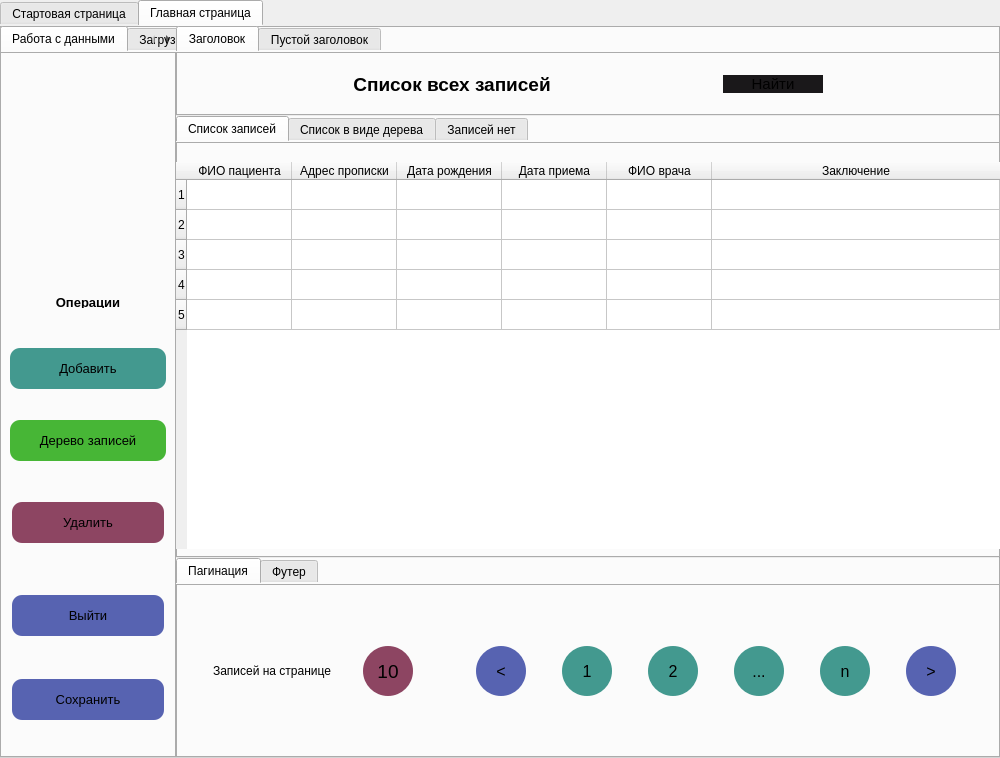
Old version of the form lab_2/ui/main_window.ui in the repository Artemdjdj/PPOIS_4.
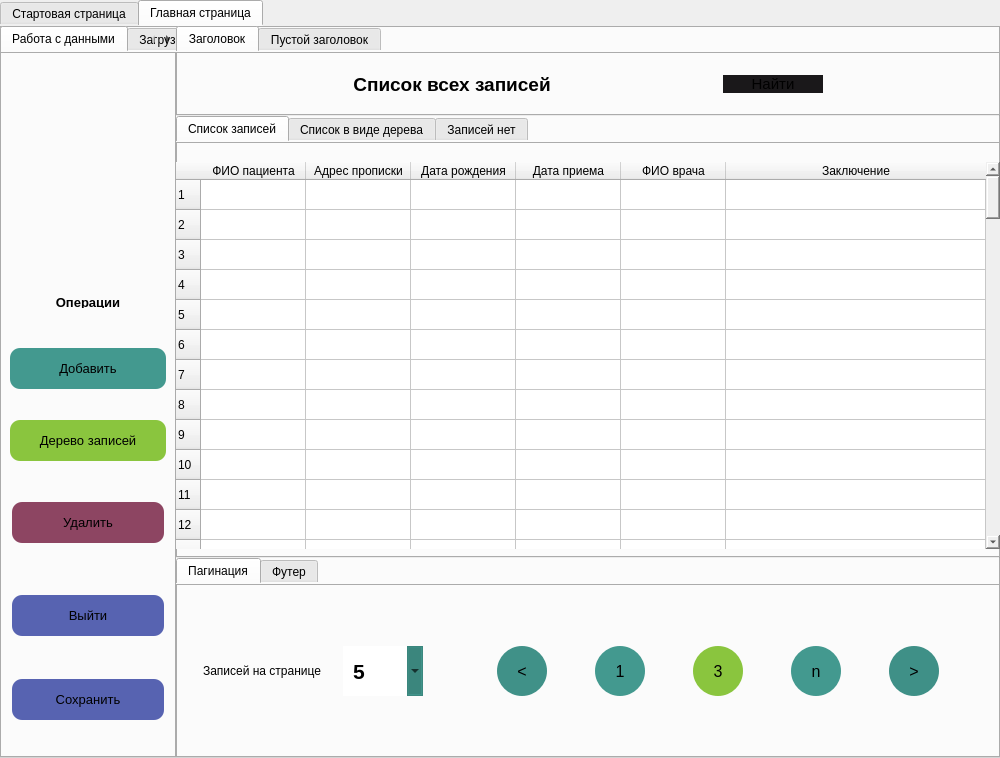
New version of the form. Icons and pictures are not drawn.

Commit message: [feat] work pagination

Patch:
```diff
--- a/lab_2/ui/main_window.ui
+++ b/lab_2/ui/main_window.ui
@@ -742,7 +742,7 @@
                                 </property>
                                 <property name="styleSheet">
                                  <string notr="true">padding:13px;
-background-color:rgb(71, 182, 54);
+background-color:rgb(138, 197, 62);
 border-radius:10px;</string>
                                 </property>
                                 <property name="text">
@@ -1457,6 +1457,9 @@
                               <string notr="true">border:none;
 background:none;</string>
                              </property>
+                             <property name="rowCount">
+                              <number>100</number>
+                             </property>
                              <attribute name="horizontalHeaderVisible">
                               <bool>true</bool>
                              </attribute>
@@ -1495,6 +1498,101 @@
                              <row/>
                              <row/>
                              <row/>
+                             <row/>
+                             <row/>
+                             <row/>
+                             <row/>
+                             <row/>
+                             <row/>
+                             <row/>
+                             <row/>
+                             <row/>
+                             <row/>
+                             <row/>
+                             <row/>
+                             <row/>
+                             <row/>
+                             <row/>
+                             <row/>
+                             <row/>
+                             <row/>
+                             <row/>
+                             <row/>
+                             <row/>
+                             <row/>
+                             <row/>
+                             <row/>
+                             <row/>
+                             <row/>
+                             <row/>
+                             <row/>
+                             <row/>
+                             <row/>
+                             <row/>
+                             <row/>
+                             <row/>
+                             <row/>
+                             <row/>
+                             <row/>
+                             <row/>
+                             <row/>
+                             <row/>
+                             <row/>
+                             <row/>
+                             <row/>
+                             <row/>
+                             <row/>
+                             <row/>
+                             <row/>
+                             <row/>
+                             <row/>
+                             <row/>
+                             <row/>
+                             <row/>
+                             <row/>
+                             <row/>
+                             <row/>
+                             <row/>
+                             <row/>
+                             <row/>
+                             <row/>
+                             <row/>
+                             <row/>
+                             <row/>
+                             <row/>
+                             <row/>
+                             <row/>
+                             <row/>
+                             <row/>
+                             <row/>
+                             <row/>
+                             <row/>
+                             <row/>
+                             <row/>
+                             <row/>
+                             <row/>
+                             <row/>
+                             <row/>
+                             <row/>
+                             <row/>
+                             <row/>
+                             <row/>
+                             <row/>
+                             <row/>
+                             <row/>
+                             <row/>
+                             <row/>
+                             <row/>
+                             <row/>
+                             <row/>
+                             <row/>
+                             <row/>
+                             <row/>
+                             <row/>
+                             <row/>
+                             <row/>
+                             <row/>
+                             <row/>
                              <column>
                               <property name="text">
                                <string>ФИО пациента</string>
@@ -1794,28 +1892,363 @@
                                </widget>
                               </item>
                               <item>
-                               <widget class="QPushButton" name="pushButton_28">
+                               <widget class="QComboBox" name="comboBox_pagination">
+                                <property name="minimumSize">
+                                 <size>
+                                  <width>80</width>
+                                  <height>50</height>
+                                 </size>
+                                </property>
                                 <property name="maximumSize">
                                  <size>
-                                  <width>50</width>
+                                  <width>80</width>
                                   <height>50</height>
                                  </size>
                                 </property>
+                                <property name="palette">
+                                 <palette>
+                                  <active>
+                                   <colorrole role="Button">
+                                    <brush brushstyle="SolidPattern">
+                                     <color alpha="255">
+                                      <red>59</red>
+                                      <green>134</green>
+                                      <blue>125</blue>
+                                     </color>
+                                    </brush>
+                                   </colorrole>
+                                   <colorrole role="Light">
+                                    <brush brushstyle="SolidPattern">
+                                     <color alpha="255">
+                                      <red>61</red>
+                                      <green>139</green>
+                                      <blue>130</blue>
+                                     </color>
+                                    </brush>
+                                   </colorrole>
+                                   <colorrole role="Midlight">
+                                    <brush brushstyle="SolidPattern">
+                                     <color alpha="255">
+                                      <red>63</red>
+                                      <green>145</green>
+                                      <blue>135</blue>
+                                     </color>
+                                    </brush>
+                                   </colorrole>
+                                   <colorrole role="Dark">
+                                    <brush brushstyle="SolidPattern">
+                                     <color alpha="255">
+                                      <red>65</red>
+                                      <green>148</green>
+                                      <blue>139</blue>
+                                     </color>
+                                    </brush>
+                                   </colorrole>
+                                   <colorrole role="Mid">
+                                    <brush brushstyle="SolidPattern">
+                                     <color alpha="255">
+                                      <red>56</red>
+                                      <green>128</green>
+                                      <blue>120</blue>
+                                     </color>
+                                    </brush>
+                                   </colorrole>
+                                   <colorrole role="Base">
+                                    <brush brushstyle="SolidPattern">
+                                     <color alpha="255">
+                                      <red>58</red>
+                                      <green>132</green>
+                                      <blue>124</blue>
+                                     </color>
+                                    </brush>
+                                   </colorrole>
+                                   <colorrole role="Window">
+                                    <brush brushstyle="SolidPattern">
+                                     <color alpha="255">
+                                      <red>58</red>
+                                      <green>132</green>
+                                      <blue>124</blue>
+                                     </color>
+                                    </brush>
+                                   </colorrole>
+                                   <colorrole role="Shadow">
+                                    <brush brushstyle="SolidPattern">
+                                     <color alpha="255">
+                                      <red>60</red>
+                                      <green>136</green>
+                                      <blue>127</blue>
+                                     </color>
+                                    </brush>
+                                   </colorrole>
+                                   <colorrole role="AlternateBase">
+                                    <brush brushstyle="SolidPattern">
+                                     <color alpha="255">
+                                      <red>56</red>
+                                      <green>126</green>
+                                      <blue>118</blue>
+                                     </color>
+                                    </brush>
+                                   </colorrole>
+                                   <colorrole role="ToolTipBase">
+                                    <brush brushstyle="SolidPattern">
+                                     <color alpha="255">
+                                      <red>61</red>
+                                      <green>138</green>
+                                      <blue>129</blue>
+                                     </color>
+                                    </brush>
+                                   </colorrole>
+                                  </active>
+                                  <inactive>
+                                   <colorrole role="Button">
+                                    <brush brushstyle="SolidPattern">
+                                     <color alpha="255">
+                                      <red>59</red>
+                                      <green>134</green>
+                                      <blue>125</blue>
+                                     </color>
+                                    </brush>
+                                   </colorrole>
+                                   <colorrole role="Light">
+                                    <brush brushstyle="SolidPattern">
+                                     <color alpha="255">
+                                      <red>61</red>
+                                      <green>139</green>
+                                      <blue>130</blue>
+                                     </color>
+                                    </brush>
+                                   </colorrole>
+                                   <colorrole role="Midlight">
+                                    <brush brushstyle="SolidPattern">
+                                     <color alpha="255">
+                                      <red>63</red>
+                                      <green>145</green>
+                                      <blue>135</blue>
+                                     </color>
+                                    </brush>
+                                   </colorrole>
+                                   <colorrole role="Dark">
+                                    <brush brushstyle="SolidPattern">
+                                     <color alpha="255">
+                                      <red>65</red>
+                                      <green>148</green>
+                                      <blue>139</blue>
+                                     </color>
+                                    </brush>
+                                   </colorrole>
+                                   <colorrole role="Mid">
+                                    <brush brushstyle="SolidPattern">
+                                     <color alpha="255">
+                                      <red>56</red>
+                                      <green>128</green>
+                                      <blue>120</blue>
+                                     </color>
+                                    </brush>
+                                   </colorrole>
+                                   <colorrole role="Base">
+                                    <brush brushstyle="SolidPattern">
+                                     <color alpha="255">
+                                      <red>58</red>
+                                      <green>132</green>
+                                      <blue>124</blue>
+                                     </color>
+                                    </brush>
+                                   </colorrole>
+                                   <colorrole role="Window">
+                                    <brush brushstyle="SolidPattern">
+                                     <color alpha="255">
+                                      <red>58</red>
+                                      <green>132</green>
+                                      <blue>124</blue>
+                                     </color>
+                                    </brush>
+                                   </colorrole>
+                                   <colorrole role="Shadow">
+                                    <brush brushstyle="SolidPattern">
+                                     <color alpha="255">
+                                      <red>60</red>
+                                      <green>136</green>
+                                      <blue>127</blue>
+                                     </color>
+                                    </brush>
+                                   </colorrole>
+                                   <colorrole role="AlternateBase">
+                                    <brush brushstyle="SolidPattern">
+                                     <color alpha="255">
+                                      <red>56</red>
+                                      <green>126</green>
+                                      <blue>118</blue>
+                                     </color>
+                                    </brush>
+                                   </colorrole>
+                                   <colorrole role="ToolTipBase">
+                                    <brush brushstyle="SolidPattern">
+                                     <color alpha="255">
+                                      <red>61</red>
+                                      <green>138</green>
+                                      <blue>129</blue>
+                                     </color>
+                                    </brush>
+                                   </colorrole>
+                                  </inactive>
+                                  <disabled>
+                                   <colorrole role="WindowText">
+                                    <brush brushstyle="SolidPattern">
+                                     <color alpha="255">
+                                      <red>65</red>
+                                      <green>148</green>
+                                      <blue>139</blue>
+                                     </color>
+                                    </brush>
+                                   </colorrole>
+                                   <colorrole role="Button">
+                                    <brush brushstyle="SolidPattern">
+                                     <color alpha="255">
+                                      <red>59</red>
+                                      <green>134</green>
+                                      <blue>125</blue>
+                                     </color>
+                                    </brush>
+                                   </colorrole>
+                                   <colorrole role="Light">
+                                    <brush brushstyle="SolidPattern">
+                                     <color alpha="255">
+                                      <red>61</red>
+                                      <green>139</green>
+                                      <blue>130</blue>
+                                     </color>
+                                    </brush>
+                                   </colorrole>
+                                   <colorrole role="Midlight">
+                                    <brush brushstyle="SolidPattern">
+                                     <color alpha="255">
+                                      <red>63</red>
+                                      <green>145</green>
+                                      <blue>135</blue>
+                                     </color>
+                                    </brush>
+                                   </colorrole>
+                                   <colorrole role="Dark">
+                                    <brush brushstyle="SolidPattern">
+                                     <color alpha="255">
+                                      <red>65</red>
+                                      <green>148</green>
+                                      <blue>139</blue>
+                                     </color>
+                                    </brush>
+                                   </colorrole>
+                                   <colorrole role="Mid">
+                                    <brush brushstyle="SolidPattern">
+                                     <color alpha="255">
+                                      <red>56</red>
+                                      <green>128</green>
+                                      <blue>120</blue>
+                                     </color>
+                                    </brush>
+                                   </colorrole>
+                                   <colorrole role="Text">
+                                    <brush brushstyle="SolidPattern">
+                                     <color alpha="255">
+                                      <red>65</red>
+                                      <green>148</green>
+                                      <blue>139</blue>
+                                     </color>
+                                    </brush>
+                                   </colorrole>
+                                   <colorrole role="ButtonText">
+                                    <brush brushstyle="SolidPattern">
+                                     <color alpha="255">
+                                      <red>65</red>
+                                      <green>148</green>
+                                      <blue>139</blue>
+                                     </color>
+                                    </brush>
+                                   </colorrole>
+                                   <colorrole role="Base">
+                                    <brush brushstyle="SolidPattern">
+                                     <color alpha="255">
+                                      <red>58</red>
+                                      <green>132</green>
+                                      <blue>124</blue>
+                                     </color>
+                                    </brush>
+                                   </colorrole>
+                                   <colorrole role="Window">
+                                    <brush brushstyle="SolidPattern">
+                                     <color alpha="255">
+                                      <red>58</red>
+                                      <green>132</green>
+                                      <blue>124</blue>
+                                     </color>
+                                    </brush>
+                                   </colorrole>
+                                   <colorrole role="Shadow">
+                                    <brush brushstyle="SolidPattern">
+                                     <color alpha="255">
+                                      <red>60</red>
+                                      <green>136</green>
+                                      <blue>127</blue>
+                                     </color>
+                                    </brush>
+                                   </colorrole>
+                                   <colorrole role="AlternateBase">
+                                    <brush brushstyle="SolidPattern">
+                                     <color alpha="255">
+                                      <red>56</red>
+                                      <green>126</green>
+                                      <blue>118</blue>
+                                     </color>
+                                    </brush>
+                                   </colorrole>
+                                   <colorrole role="ToolTipBase">
+                                    <brush brushstyle="SolidPattern">
+                                     <color alpha="255">
+                                      <red>61</red>
+                                      <green>138</green>
+                                      <blue>129</blue>
+                                     </color>
+                                    </brush>
+                                   </colorrole>
+                                  </disabled>
+                                 </palette>
+                                </property>
                                 <property name="font">
                                  <font>
                                   <family>Arial</family>
-                                  <pointsize>14</pointsize>
-                                  <bold>false</bold>
+                                  <pointsize>16</pointsize>
+                                  <bold>true</bold>
                                  </font>
                                 </property>
                                 <property name="styleSheet">
-                                 <string notr="true">padding:15px;
-background-color:rgb(141, 69, 98);
-border-radius:25px;</string>
+                                 <string notr="true">padding:10px;
+text-align:center;
+</string>
                                 </property>
-                                <property name="text">
-                                 <string>10</string>
-                                </property>
+                                <item>
+                                 <property name="text">
+                                  <string>5</string>
+                                 </property>
+                                </item>
+                                <item>
+                                 <property name="text">
+                                  <string>10</string>
+                                 </property>
+                                </item>
+                                <item>
+                                 <property name="text">
+                                  <string>50</string>
+                                 </property>
+                                </item>
+                                <item>
+                                 <property name="text">
+                                  <string>100</string>
+                                 </property>
+                                </item>
+                                <item>
+                                 <property name="text">
+                                  <string>150</string>
+                                 </property>
+                                </item>
                                </widget>
                               </item>
                              </layout>
@@ -1838,21 +2271,9 @@
                              <property name="frameShadow">
                               <enum>QFrame::Shadow::Raised</enum>
                              </property>
-                             <layout class="QHBoxLayout" name="horizontalLayout_20">
-                              <property name="leftMargin">
-                               <number>0</number>
-                              </property>
-                              <property name="topMargin">
-                               <number>0</number>
-                              </property>
-                              <property name="rightMargin">
-                               <number>0</number>
-                              </property>
-                              <property name="bottomMargin">
-                               <number>0</number>
-                              </property>
+                             <layout class="QHBoxLayout" name="horizontalLayout_9">
                               <item>
-                               <widget class="QPushButton" name="pushButton_20">
+                               <widget class="QPushButton" name="button_prev">
                                 <property name="maximumSize">
                                  <size>
                                   <width>50</width>
@@ -1868,7 +2289,7 @@
                                 </property>
                                 <property name="styleSheet">
                                  <string notr="true">padding:15px;
-background-color:rgb(87, 99, 177);
+background-color:rgb(64, 145, 136);
 border-radius:25px;</string>
                                 </property>
                                 <property name="text">
@@ -1877,7 +2298,7 @@
                                </widget>
                               </item>
                               <item>
-                               <widget class="QPushButton" name="pushButton_21">
+                               <widget class="QPushButton" name="button_first">
                                 <property name="maximumSize">
                                  <size>
                                   <width>50</width>
@@ -1902,7 +2323,7 @@
                                </widget>
                               </item>
                               <item>
-                               <widget class="QPushButton" name="pushButton_22">
+                               <widget class="QPushButton" name="button_current">
                                 <property name="maximumSize">
                                  <size>
                                   <width>50</width>
@@ -1918,41 +2339,16 @@
                                 </property>
                                 <property name="styleSheet">
                                  <string notr="true">padding:15px;
-background-color:rgb(67, 153, 143);
+background-color:rgb(138, 197, 62);
 border-radius:25px;</string>
                                 </property>
                                 <property name="text">
-                                 <string>2</string>
+                                 <string>3</string>
                                 </property>
                                </widget>
                               </item>
                               <item>
-                               <widget class="QPushButton" name="pushButton_23">
-                                <property name="maximumSize">
-                                 <size>
-                                  <width>50</width>
-                                  <height>50</height>
-                                 </size>
-                                </property>
-                                <property name="font">
-                                 <font>
-                                  <family>Arial</family>
-                                  <pointsize>12</pointsize>
-                                  <bold>false</bold>
-                                 </font>
-                                </property>
-                                <property name="styleSheet">
-                                 <string notr="true">padding:15px;
-background-color:rgb(67, 153, 143);
-border-radius:25px;</string>
-                                </property>
-                                <property name="text">
-                                 <string>...</string>
-                                </property>
-                               </widget>
-                              </item>
-                              <item>
-                               <widget class="QPushButton" name="pushButton_24">
+                               <widget class="QPushButton" name="button_last">
                                 <property name="maximumSize">
                                  <size>
                                   <width>50</width>
@@ -1977,7 +2373,7 @@
                                </widget>
                               </item>
                               <item>
-                               <widget class="QPushButton" name="pushButton_25">
+                               <widget class="QPushButton" name="button_next">
                                 <property name="maximumSize">
                                  <size>
                                   <width>50</width>
@@ -1993,7 +2389,7 @@
                                 </property>
                                 <property name="styleSheet">
                                  <string notr="true">padding:15px;
-background-color:rgb(87, 99, 177);
+background-color:rgb(63, 144, 135);
 border-radius:25px;</string>
                                 </property>
                                 <property name="text">
```
Left out of the diff: 4 changed lines with no effect on the pictures. The commit also changes 5 other files.
